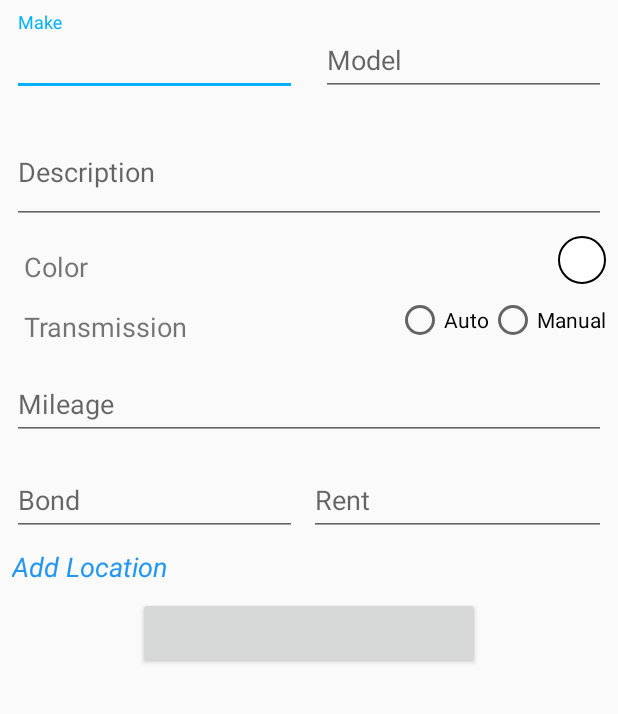
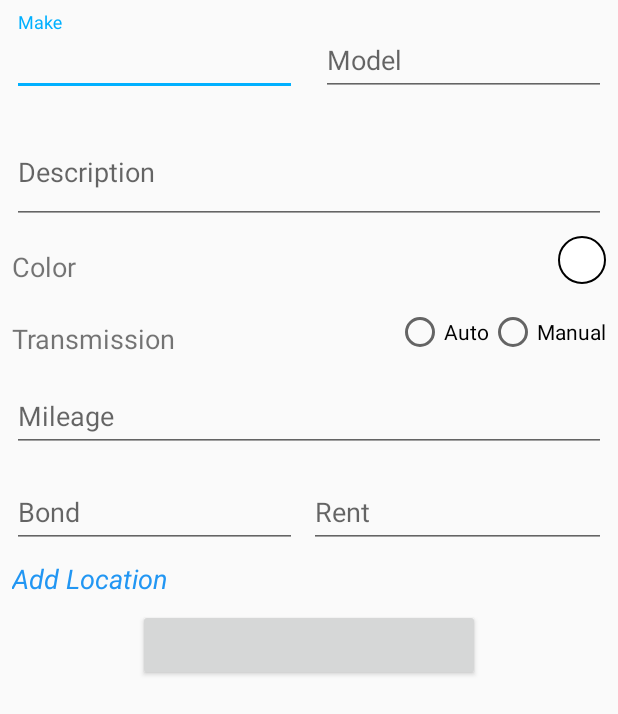
Before and after one commit to rsd96/Zap, an Android app: the AddCarActivity screen opened directly, with no data from a screen before it, on a phone screen of 412 x 824 dp. Shown: the top 714 px of the screen. Run offline under Robolectric (Android 15) with nearby library versions, the phone set to English and light mode, and no system bars; libraries missing offline, so code that uses them is left out: org.xdty.preference; plain views replace LoadingButton.

Commit message:
sprint 3 complete

```diff
--- a/app/src/main/res/layout/activity_add_car.xml
+++ b/app/src/main/res/layout/activity_add_car.xml
@@ -8,8 +8,7 @@
     android:layout_width="match_parent">
     <android.support.constraint.ConstraintLayout
         android:layout_width="match_parent"
-        android:layout_height="match_parent"
-        tools:layout_editor_absoluteY="25dp">
+        android:layout_height="match_parent">
 
         <!--Make-->
         <android.support.design.widget.TextInputLayout
@@ -75,7 +74,7 @@
             android:id="@+id/textView"
             android:layout_width="wrap_content"
             android:layout_height="wrap_content"
-            android:layout_marginStart="16dp"
+            android:layout_marginStart="8dp"
             android:layout_marginTop="8dp"
             android:text="Color"
             android:textSize="18sp"
@@ -100,21 +99,20 @@
             android:id="@+id/textView3"
             android:layout_width="wrap_content"
             android:layout_height="wrap_content"
-            android:layout_marginStart="16dp"
+            android:layout_marginStart="8dp"
             android:layout_marginTop="8dp"
             android:text="Transmission"
             android:textSize="18sp"
             app:layout_constraintBottom_toBottomOf="@+id/rgTransmission"
             app:layout_constraintStart_toStartOf="parent"
-            app:layout_constraintTop_toTopOf="@+id/rgTransmission"
-            android:layout_marginLeft="16dp" />
+            app:layout_constraintTop_toTopOf="@+id/rgTransmission" />
 
         <RadioGroup
             android:id="@+id/rgTransmission"
             android:layout_width="wrap_content"
             android:layout_height="wrap_content"
             android:layout_marginEnd="8dp"
-            android:layout_marginTop="8dp"
+            android:layout_marginTop="16dp"
             android:orientation="horizontal"
             app:layout_constraintEnd_toEndOf="parent"
             app:layout_constraintTop_toBottomOf="@+id/viewAddColor">
@@ -212,10 +210,9 @@
             app:layout_constraintEnd_toEndOf="parent"
             app:layout_constraintStart_toStartOf="parent"
             app:layout_constraintTop_toBottomOf="@+id/tvAddLocation"
-            app:lb_btnDisabledColor="#cccccc"
-            app:lb_btnRippleColor="#000000"
+            app:lb_btnDisabledColor="#ccc"
+            app:lb_btnRippleColor="#000"
             app:lb_btnText="Add Car"
-            app:lb_disabledTextColor="#999999"
             app:lb_resetAfterFailed="true" />
 
         <TextView
```
Also changed, not shown: app/src/main/java/com/zaplab/zap/AddCarActivity.kt (+47 -0 lines).
